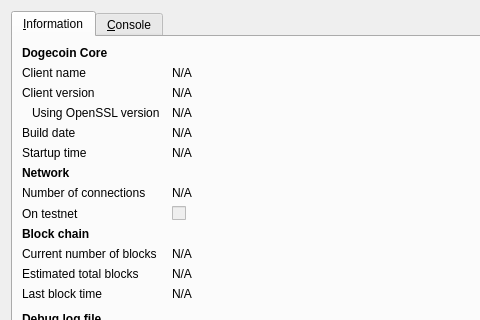
First picture: the form in src/qt/forms/rpcconsole.ui, repository wojenny/polishcoin, before the edit; both pictures show x 0 to 480 and y 0 to 320 of the 740 by 450 pixel window.
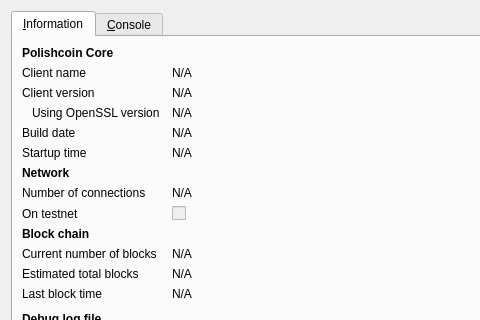
Second picture: the form after the edit. Icons and pictures are not drawn.

The edit to the form file:
```diff
--- a/src/qt/forms/rpcconsole.ui
+++ b/src/qt/forms/rpcconsole.ui
@@ -36,7 +36,7 @@
           </font>
          </property>
          <property name="text">
-          <string>Dogecoin Core</string>
+          <string>Polishcoin Core</string>
          </property>
         </widget>
        </item>
```
Left out of the diff: 6 changed lines with no effect on the pictures.
